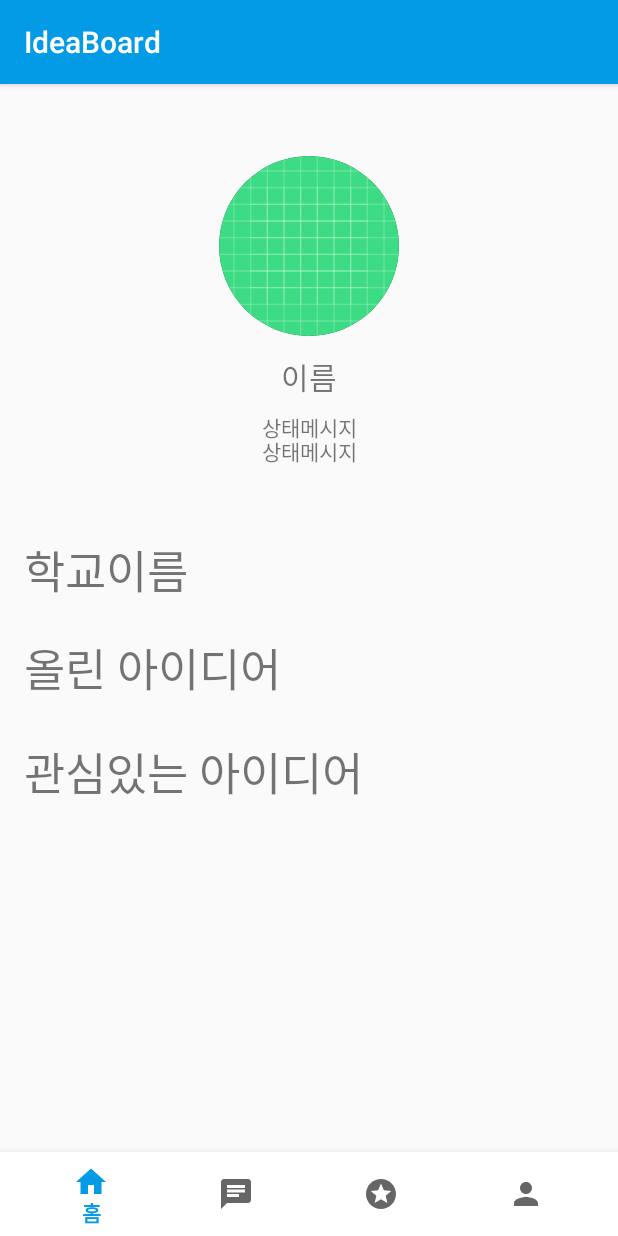
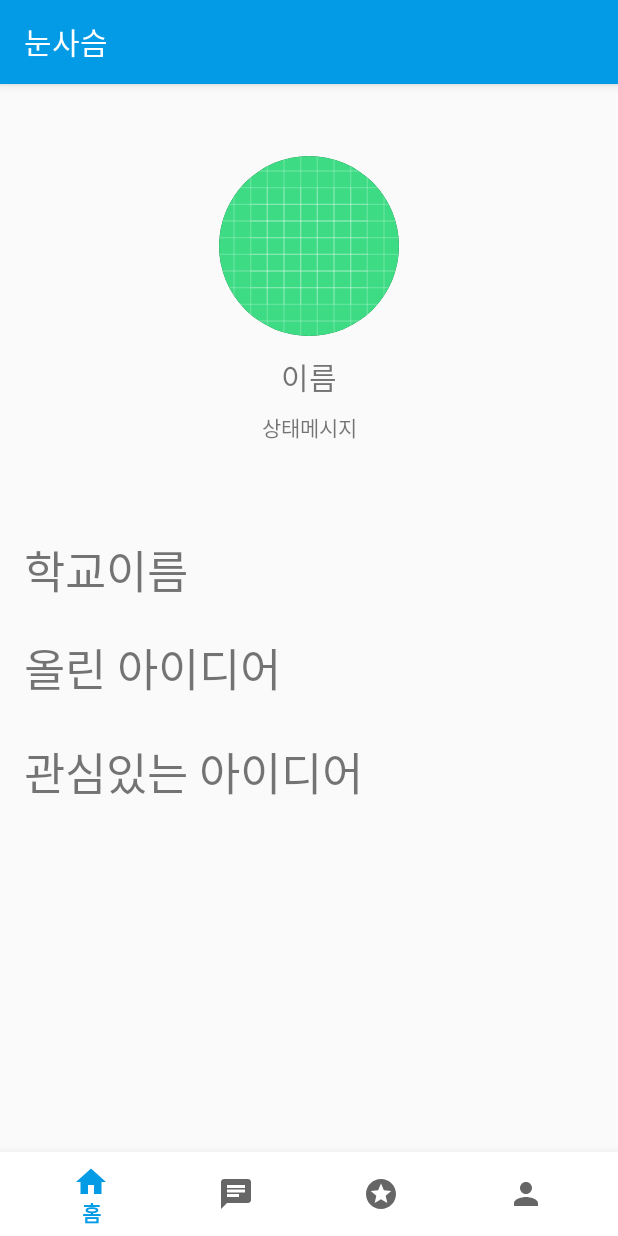
Before and after one commit to tmsgod2/IdeaBoard, an Android app: the fragment ProfileFragment placed in its activity, on a phone screen of 412 x 824 dp. Run offline under Robolectric (Android 15) with nearby library versions, the phone set to English and light mode, and no system bars.

Commit message:
로그인 화면으로 첫 화면 지정, 앱 이름 'IdeaBoard' -> '눈사슴' 변경, 프로필 관심있는 아이디어 터치시 PostFragment로 바뀜.

```diff
--- a/app/src/main/java/com/capstonewansook/ideaboard/PostsFragment.java
+++ b/app/src/main/java/com/capstonewansook/ideaboard/PostsFragment.java
@@ -14,6 +14,10 @@ import androidx.recyclerview.widget.RecyclerView;
 import java.util.ArrayList;
 
 public class PostsFragment extends Fragment {
+
+    public static PostsFragment newInstance(){
+        return new PostsFragment();
+    }
     @Nullable
     @Override
     public View onCreateView(@NonNull LayoutInflater inflater, @Nullable ViewGroup container, @Nullable Bundle savedInstanceState) {
--- a/app/src/main/java/com/capstonewansook/ideaboard/ProfileFragment.java
+++ b/app/src/main/java/com/capstonewansook/ideaboard/ProfileFragment.java
@@ -3,10 +3,12 @@ package com.capstonewansook.ideaboard;
 import android.graphics.drawable.ShapeDrawable;
 import android.graphics.drawable.shapes.OvalShape;
 import android.os.Bundle;
+import android.util.Log;
 import android.view.LayoutInflater;
 import android.view.View;
 import android.view.ViewGroup;
 import android.widget.ImageView;
+import android.widget.TextView;
 
 import androidx.fragment.app.Fragment;
 
@@ -14,6 +16,7 @@ import androidx.fragment.app.Fragment;
 
 public class ProfileFragment extends Fragment {
 
+    TextView postTextView;
 
     @Override
     public View onCreateView(LayoutInflater inflater, ViewGroup container,
@@ -23,6 +26,14 @@ public class ProfileFragment extends Fragment {
         ImageView imageView = rootView.findViewById(R.id.profile_imageView);
         imageView.setBackground(new ShapeDrawable((new OvalShape())));
         imageView.setClipToOutline(true);
+        postTextView = rootView.findViewById(R.id.profile_post_textView);
+        postTextView.setOnClickListener(new View.OnClickListener() {
+            @Override
+            public void onClick(View view) {
+                Log.d("asd","터치");
+                ((MainActivity)getActivity()).replaceFragment(PostsFragment.newInstance());
+            }
+        });
         // Inflate the layout for this fragment
         return rootView;
 
--- a/app/src/main/res/layout/fragment_profile.xml
+++ b/app/src/main/res/layout/fragment_profile.xml
@@ -42,16 +42,6 @@
             android:text="상태메시지" />
 
         <TextView
-            android:id="@+id/profile_state_textView"
-            android:layout_width="wrap_content"
-            android:layout_height="wrap_content"
-            android:layout_marginTop="24dp"
-            android:text="상태메시지"
-            app:layout_constraintEnd_toEndOf="parent"
-            app:layout_constraintStart_toStartOf="parent"
-            app:layout_constraintTop_toBottomOf="@+id/profile_name_textView" />
-
-        <TextView
             android:id="@+id/profile_office_textView"
             android:layout_width="wrap_content"
             android:layout_height="wrap_content"
@@ -63,14 +53,15 @@
             app:layout_constraintTop_toTopOf="@+id/guideline2" />
 
         <TextView
-            android:id="@+id/profile_set_idea_textView"
+            android:id="@+id/profile_post_textView"
             android:layout_width="wrap_content"
             android:layout_height="wrap_content"
             android:layout_marginTop="20dp"
             android:text="올린 아이디어"
             android:textSize="30sp"
             app:layout_constraintStart_toStartOf="@+id/profile_office_textView"
-            app:layout_constraintTop_toBottomOf="@+id/profile_office_textView" />
+            app:layout_constraintTop_toBottomOf="@+id/profile_office_textView"
+            android:background="?attr/selectableItemBackground"/>
 
         <TextView
             android:id="@+id/prodile_want_idea_textView"
@@ -80,7 +71,8 @@
             android:text="관심있는 아이디어"
             android:textSize="30sp"
             app:layout_constraintStart_toStartOf="@+id/profile_office_textView"
-            app:layout_constraintTop_toBottomOf="@+id/profile_set_idea_textView" />
+            app:layout_constraintTop_toBottomOf="@+id/profile_post_textView"
+            android:background="?attr/selectableItemBackground"/>
 
         <androidx.constraintlayout.widget.Guideline
             android:id="@+id/guideline2"
--- a/app/src/main/res/layout/logintitle.xml
+++ b/app/src/main/res/layout/logintitle.xml
@@ -41,6 +41,7 @@
             android:layout_width="match_parent"
             android:layout_height="match_parent"
             android:orientation="vertical">
+
 
             <Button
                 android:layout_width="280dp"
--- a/app/src/main/res/values/strings.xml
+++ b/app/src/main/res/values/strings.xml
@@ -1,5 +1,5 @@
 <resources>
-    <string name="app_name">IdeaBoard</string>
+    <string name="app_name">눈사슴</string>
 
     <string name="hello_blank_fragment">Hello blank fragment</string>
 </resources>
```
Also changed, not shown: app/src/main/AndroidManifest.xml (+6 -3 lines), app/src/main/java/com/capstonewansook/ideaboard/MainActivity.java (+7 -0 lines), app/src/main/java/com/capstonewansook/ideaboard/SignupActivity.java (added, +14 -0 lines), app/src/main/res/drawable/ic_search_black_24dp.xml (added, +9 -0 lines), app/src/main/res/layout/activity_signup.xml (added, +68 -0 lines).
